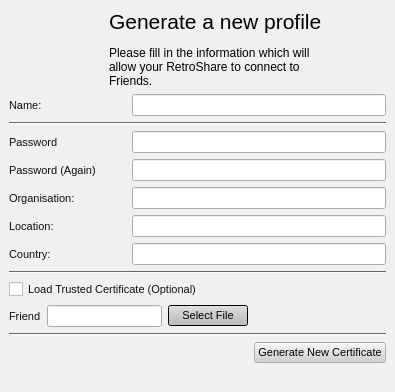
RetroShare/RetroShare, file retroshare-gui/src/gui/GenCertDialog.ui: the form before one commit.
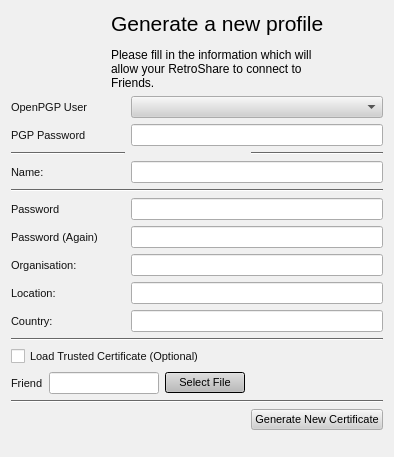
The form after the commit. Icons and pictures are not drawn.

Diff of the .ui file:
```diff
--- a/retroshare-gui/src/gui/GenCertDialog.ui
+++ b/retroshare-gui/src/gui/GenCertDialog.ui
@@ -5,8 +5,8 @@
    <rect>
     <x>0</x>
     <y>0</y>
-    <width>395</width>
-    <height>392</height>
+    <width>394</width>
+    <height>457</height>
    </rect>
   </property>
   <property name="palette" >
@@ -499,27 +499,8 @@
    <iconset resource="images.qrc" >
     <normaloff>:/images/rstray3.png</normaloff>:/images/rstray3.png</iconset>
   </property>
-  <layout class="QGridLayout" >
-   <property name="margin" >
-    <number>9</number>
-   </property>
-   <property name="spacing" >
-    <number>6</number>
-   </property>
-   <item row="2" column="0" >
-    <spacer>
-     <property name="orientation" >
-      <enum>Qt::Vertical</enum>
-     </property>
-     <property name="sizeHint" stdset="0" >
-      <size>
-       <width>20</width>
-       <height>40</height>
-      </size>
-     </property>
-    </spacer>
-   </item>
-   <item row="0" column="0" >
+  <layout class="QVBoxLayout" name="verticalLayout" >
+   <item>
     <widget class="QLabel" name="loginLabel" >
      <property name="palette" >
       <palette>
@@ -1006,7 +987,7 @@
      </property>
     </widget>
    </item>
-   <item row="1" column="0" >
+   <item>
     <layout class="QGridLayout" >
      <property name="margin" >
       <number>0</number>
@@ -1014,99 +995,96 @@
      <property name="spacing" >
       <number>6</number>
      </property>
-     <item row="5" column="1" colspan="2" >
-      <widget class="QLineEdit" name="genLoc" />
-     </item>
      <item row="4" column="0" >
-      <widget class="QLabel" name="label_6" >
+      <widget class="QLabel" name="label_5" >
        <property name="text" >
-        <string>Organisation:</string>
+        <string>Name:</string>
        </property>
       </widget>
      </item>
-     <item row="1" column="0" colspan="3" >
+     <item row="4" column="1" colspan="2" >
+      <widget class="QLineEdit" name="genName" />
+     </item>
+     <item row="5" column="0" colspan="3" >
       <widget class="Line" name="line_4" >
        <property name="orientation" >
         <enum>Qt::Horizontal</enum>
        </property>
       </widget>
      </item>
-     <item row="3" column="0" >
+     <item row="6" column="0" >
+      <widget class="QLabel" name="label_2" >
+       <property name="text" >
+        <string>Password</string>
+       </property>
+      </widget>
+     </item>
+     <item row="6" column="1" colspan="2" >
+      <widget class="QLineEdit" name="genPasswd" >
+       <property name="echoMode" >
+        <enum>QLineEdit::Password</enum>
+       </property>
+      </widget>
+     </item>
+     <item row="7" column="0" >
       <widget class="QLabel" name="label_9" >
        <property name="text" >
         <string>Password (Again)</string>
        </property>
       </widget>
      </item>
-     <item row="2" column="1" colspan="2" >
-      <widget class="QLineEdit" name="genPasswd" >
+     <item row="7" column="1" colspan="2" >
+      <widget class="QLineEdit" name="genPasswd2" >
        <property name="echoMode" >
         <enum>QLineEdit::Password</enum>
        </property>
       </widget>
      </item>
-     <item row="5" column="0" >
+     <item row="8" column="0" >
+      <widget class="QLabel" name="label_6" >
+       <property name="text" >
+        <string>Organisation:</string>
+       </property>
+      </widget>
+     </item>
+     <item row="8" column="1" colspan="2" >
+      <widget class="QLineEdit" name="genOrg" />
+     </item>
+     <item row="9" column="0" >
       <widget class="QLabel" name="label_7" >
        <property name="text" >
         <string>Location:</string>
        </property>
       </widget>
      </item>
-     <item row="7" column="0" colspan="3" >
+     <item row="9" column="1" colspan="2" >
+      <widget class="QLineEdit" name="genLoc" />
+     </item>
+     <item row="10" column="0" >
+      <widget class="QLabel" name="label_8" >
+       <property name="text" >
+        <string>Country:</string>
+       </property>
+      </widget>
+     </item>
+     <item row="10" column="1" colspan="2" >
+      <widget class="QLineEdit" name="genCountry" />
+     </item>
+     <item row="11" column="0" colspan="3" >
       <widget class="Line" name="line_2" >
        <property name="orientation" >
         <enum>Qt::Horizontal</enum>
        </property>
       </widget>
      </item>
-     <item row="4" column="1" colspan="2" >
-      <widget class="QLineEdit" name="genOrg" />
-     </item>
-     <item row="10" column="0" colspan="3" >
-      <widget class="Line" name="line_3" >
-       <property name="orientation" >
-        <enum>Qt::Horizontal</enum>
-       </property>
-      </widget>
-     </item>
-     <item row="8" column="0" colspan="3" >
+     <item row="12" column="0" colspan="3" >
       <widget class="QCheckBox" name="friendBox" >
        <property name="text" >
         <string>Load Trusted Certificate (Optional)</string>
        </property>
       </widget>
      </item>
-     <item row="0" column="1" colspan="2" >
-      <widget class="QLineEdit" name="genName" />
-     </item>
-     <item row="11" column="0" colspan="2" >
-      <spacer>
-       <property name="orientation" >
-        <enum>Qt::Horizontal</enum>
-       </property>
-       <property name="sizeHint" stdset="0" >
-        <size>
-         <width>211</width>
-         <height>20</height>
-        </size>
-       </property>
-      </spacer>
-     </item>
-     <item row="3" column="1" colspan="2" >
-      <widget class="QLineEdit" name="genPasswd2" >
-       <property name="echoMode" >
-        <enum>QLineEdit::Password</enum>
-       </property>
-      </widget>
-     </item>
-     <item row="2" column="0" >
-      <widget class="QLabel" name="label_2" >
-       <property name="text" >
-        <string>Password</string>
-       </property>
-      </widget>
-     </item>
-     <item row="9" column="0" colspan="2" >
+     <item row="13" column="0" colspan="2" >
       <layout class="QGridLayout" >
        <property name="margin" >
         <number>0</number>
@@ -1137,32 +1115,86 @@
        </item>
       </layout>
      </item>
-     <item row="6" column="0" >
-      <widget class="QLabel" name="label_8" >
-       <property name="text" >
-        <string>Country:</string>
+     <item row="14" column="0" colspan="3" >
+      <widget class="Line" name="line_3" >
+       <property name="orientation" >
+        <enum>Qt::Horizontal</enum>
        </property>
       </widget>
      </item>
-     <item row="0" column="0" >
-      <widget class="QLabel" name="label_5" >
-       <property name="text" >
-        <string>Name:</string>
-       </property>
-      </widget>
-     </item>
-     <item row="11" column="2" >
+     <item row="15" column="2" >
       <widget class="QPushButton" name="genButton" >
        <property name="text" >
         <string>Generate New Certificate</string>
        </property>
       </widget>
      </item>
-     <item row="6" column="1" colspan="2" >
-      <widget class="QLineEdit" name="genCountry" />
+     <item row="15" column="0" colspan="2" >
+      <spacer>
+       <property name="orientation" >
+        <enum>Qt::Horizontal</enum>
+       </property>
+       <property name="sizeHint" stdset="0" >
+        <size>
+         <width>211</width>
+         <height>20</height>
+        </size>
+       </property>
+      </spacer>
+     </item>
+     <item row="0" column="1" colspan="2" >
+      <widget class="QComboBox" name="genPGPuser" />
+     </item>
+     <item row="0" column="0" >
+      <widget class="QLabel" name="label" >
+       <property name="text" >
+        <string>OpenPGP User</string>
+       </property>
+      </widget>
+     </item>
+     <item row="1" column="0" >
+      <widget class="QLabel" name="label_3" >
+       <property name="text" >
+        <string>PGP Password</string>
+       </property>
+      </widget>
+     </item>
+     <item row="1" column="1" colspan="2" >
+      <widget class="QLineEdit" name="genPGPpassword" >
+       <property name="echoMode" >
+        <enum>QLineEdit::Password</enum>
+       </property>
+      </widget>
+     </item>
+     <item row="2" column="0" >
+      <widget class="Line" name="line_5" >
+       <property name="orientation" >
+        <enum>Qt::Horizontal</enum>
+       </property>
+      </widget>
+     </item>
+     <item row="2" column="2" >
+      <widget class="Line" name="line_6" >
+       <property name="orientation" >
+        <enum>Qt::Horizontal</enum>
+       </property>
+      </widget>
      </item>
     </layout>
    </item>
+   <item>
+    <spacer>
+     <property name="orientation" >
+      <enum>Qt::Vertical</enum>
+     </property>
+     <property name="sizeHint" stdset="0" >
+      <size>
+       <width>20</width>
+       <height>40</height>
+      </size>
+     </property>
+    </spacer>
+   </item>
   </layout>
  </widget>
  <tabstops>
```
Left out of the diff: 4 changed lines with no effect on the pictures.
